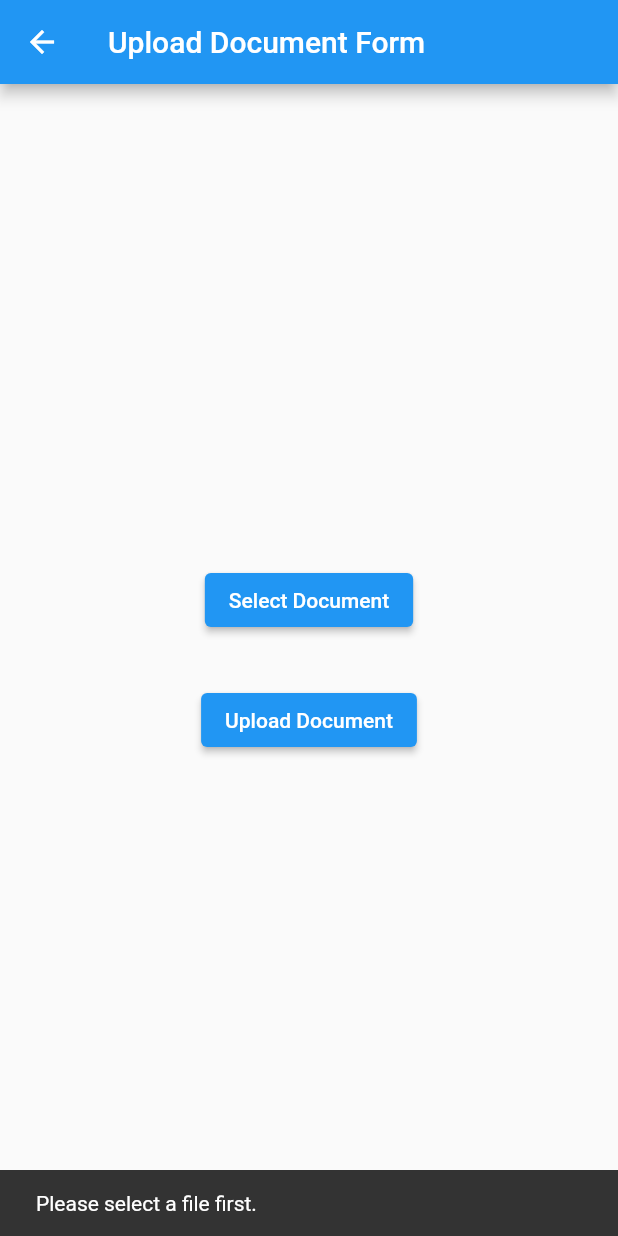
After one commit to Ahmadabeid/tms1, a Flutter app: the Document screen opened directly, after a tap on "Upload Document", on a phone screen of 412 x 824 dp. The commit adds this screen. Run offline on Flutter 3.47's test engine with Material 2 defaults, Android fonts, the phone set to English and light mode, and no system bars; our stand-ins replace file_picker; missing offline and left inert: flutter_downloader; network calls fail.

Commit message:
fourth commit

```diff
--- /dev/null
+++ b/lib/Service/Document.dart
@@ -0,0 +1,105 @@
+import 'dart:convert';
+import 'dart:io';
+
+import 'package:flutter/material.dart';
+import 'package:file_picker/file_picker.dart';
+import 'package:http/http.dart' as http;
+
+void main() {
+  runApp(MyApp());
+}
+
+class MyApp extends StatelessWidget {
+  @override
+  Widget build(BuildContext context) {
+    return MaterialApp(
+      home: Document(),
+    );
+  }
+}
+
+class Document extends StatefulWidget {
+  @override
+  _DocumentState createState() => _DocumentState();
+}
+
+class _DocumentState extends State<Document> {
+  File? _selectedFile;
+
+  void _openFileExplorer() async {
+    FilePickerResult? result = await FilePicker.platform.pickFiles(
+      type: FileType.custom,
+      allowedExtensions: ['pdf', 'doc', 'docx'],
+    );
+
+    if (result != null) {
+      setState(() {
+        _selectedFile = File(result.files.single.path!);
+      });
+    }
+  }
+
+  void _uploadFile() async {
+    if (_selectedFile == null) {
+      ScaffoldMessenger.of(context).showSnackBar(
+        SnackBar(content: Text('Please select a file first.')),
+      );
+      return;
+    }
+
+    var url = Uri.parse('http://localhost:8085/document/addDocument'); // Replace with your actual URL.
+
+    var request = http.MultipartRequest('POST', url);
+
+    request.fields['docName'] = 'Your Document Name'; // Replace with the actual document name.
+    request.fields['docSize'] = _selectedFile!.lengthSync().toString(); // Use the file size from the selected file.
+
+    request.files.add(http.MultipartFile(
+      'docFile',
+      _selectedFile!.readAsBytes().asStream(),
+      _selectedFile!.lengthSync(),
+      filename: _selectedFile!.path.split('/').last,
+    ));
+
+    var response = await request.send();
+
+    if (response.statusCode == 201) {
+      ScaffoldMessenger.of(context).showSnackBar(
+        SnackBar(content: Text('File uploaded successfully!')),
+      );
+    } else {
+      ScaffoldMessenger.of(context).showSnackBar(
+        SnackBar(content: Text('File upload failed.')),
+      );
+    }
+  }
+
+  @override
+  Widget build(BuildContext context) {
+    return Scaffold(
+      appBar: AppBar(title: Text('Upload Document Form')),
+      body: Center(
+        child: Column(
+          mainAxisAlignment: MainAxisAlignment.center,
+          children: [
+            ElevatedButton(
+              onPressed: _openFileExplorer,
+              child: Text('Select Document'),
+            ),
+            SizedBox(height: 16),
+            if (_selectedFile != null)
+              Text(
+                'Selected File: ${_selectedFile!.path.split('/').last}',
+                style: TextStyle(fontWeight: FontWeight.bold),
+              ),
+            SizedBox(height: 16),
+            ElevatedButton(
+              onPressed: _uploadFile,
+              child: Text('Upload Document'),
+            ),
+          ],
+        ),
+      ),
+    );
+  }
+}
--- a/lib/Timetable.dart
+++ b/lib/Timetable.dart
@@ -157,7 +157,7 @@ class StudySession {
 
 Future<List<StudySession>> fetchPost() async {
   final response = await http
-      .get(Uri.parse('http://192.168.88.73:8085/timetable/getTimetables'));
+      .get(Uri.parse('http://192.168.1.227:8085/timetable/getTimetables'));
 
   if (response.statusCode == 200) {
     final parsed = json.decode(response.body).cast<Map<String, dynamic>>();
--- a/lib/register.dart
+++ b/lib/register.dart
@@ -69,7 +69,7 @@ class _RegisterState extends State<Register> {
       "educationalStatus": _educationalStatus.text,
     };
 
-    var url = Uri.parse('http://192.168.1.121:8085/trainee/registerTrainee');
+    var url = Uri.parse('http://192.168.1.227:8085/trainee/registerTrainee');
     var response = await http.post(Uri.parse(url as String),
         headers: {"Content-type": "application/json"},
         body: jsonEncode(myuserdata));
--- a/pubspec.yaml
+++ b/pubspec.yaml
@@ -34,6 +34,7 @@ dependencies:
   cupertino_icons: ^1.0.2
   flutter_downloader: ^1.10.5
   http: ^1.1.0
+  file_picker: ^5.3.3
   # http: ^1.1.0
 
 dev_dependencies:
```
Also changed, not shown: lib/Course.dart (+41 -44 lines), lib/Resource.dart (+69 -55 lines), lib/cindex.dart (+19 -6 lines), lib/login.dart (+20 -17 lines), pubspec.lock.
